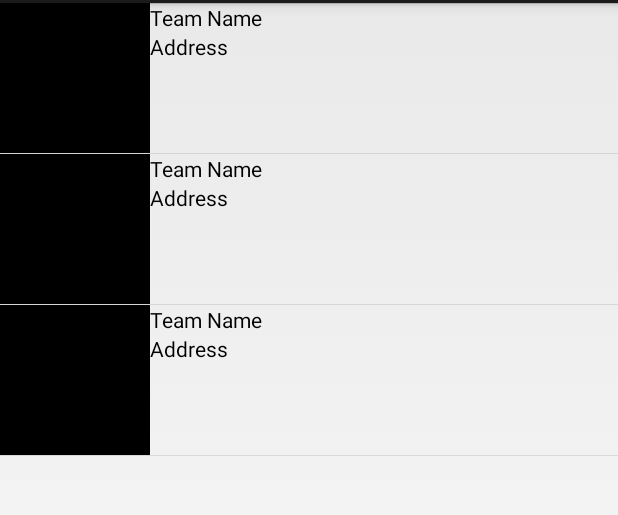
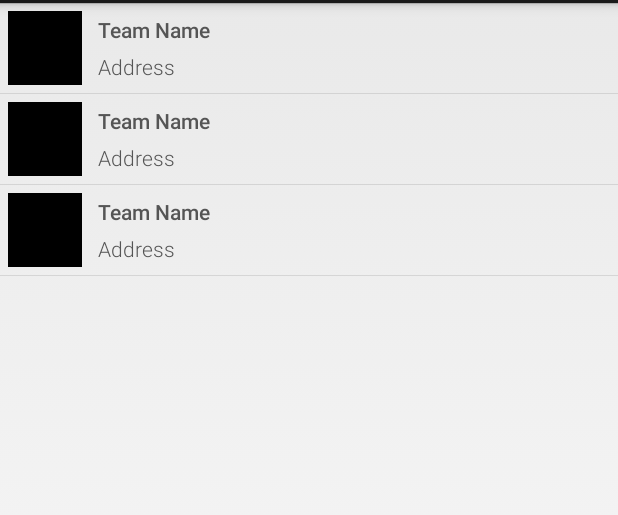
Before and after one commit to luisventura/codechallenge-teams, an Android app: the layout activity_team_list.xml on its own in the app's theme, with its tools: preview values and no code run, on a phone screen of 412 x 824 dp, the part 69-584 px from its top. Run offline under Robolectric (Android 15) with nearby library versions, the phone set to English and light mode, and no system bars.

Commit message:
added custom icon, updated build number

```diff
--- a/app/build.gradle
+++ b/app/build.gradle
@@ -6,8 +6,8 @@ android {
         applicationId "com.applaudo.teamlist.android"
         minSdkVersion 19
         targetSdkVersion 26
-        versionCode 0
-        versionName "0.1.00"
+        versionCode 9
+        versionName "0.1.009"
         testInstrumentationRunner "android.support.test.runner.AndroidJUnitRunner"
     }
     buildTypes {
--- a/app/src/main/AndroidManifest.xml
+++ b/app/src/main/AndroidManifest.xml
@@ -6,9 +6,9 @@
 
     <application
         android:allowBackup="true"
-        android:icon="@mipmap/ic_launcher"
+        android:icon="@drawable/ic_launcher_beta"
         android:label="@string/app_name"
-        android:roundIcon="@mipmap/ic_launcher_round"
+        android:roundIcon="@drawable/ic_launcher_beta_round"
         android:supportsRtl="true"
         android:theme="@style/AppTheme">
         <activity android:name=".activity.TeamListActivity">
--- a/app/src/main/res/layout/activity_team_list.xml
+++ b/app/src/main/res/layout/activity_team_list.xml
@@ -11,5 +11,5 @@
         android:id="@+id/teamlistview"
         android:layout_width="match_parent"
         android:layout_height="match_parent"
-        tools:listitem="@layout/item_team_list"/>
+        tools:listitem="@layout/item_team_list" />
 </LinearLayout>
--- a/app/src/main/res/layout/item_team_list.xml
+++ b/app/src/main/res/layout/item_team_list.xml
@@ -6,24 +6,47 @@
 
     <ImageView
         android:id="@+id/teamlogo"
-        android:layout_width="100dp"
-        android:layout_height="100dp"
+        android:layout_width="60dp"
+        android:layout_height="60dp"
+        android:padding="5dp"
         android:src="@android:drawable/screen_background_dark" />
+
+    <LinearLayout
+        android:id="@+id/textlayout"
+        android:layout_width="match_parent"
+        android:layout_height="match_parent"
+        android:layout_alignBottom="@+id/teamlogo"
+        android:layout_alignTop="@+id/teamlogo"
+        android:layout_toRightOf="@+id/teamlogo"
+        android:orientation="vertical"
+        android:padding="5dp"
+        android:weightSum="2">
 
         <TextView
             android:id="@+id/teamname"
             android:layout_width="match_parent"
             android:layout_height="wrap_content"
             android:layout_toRightOf="@+id/teamlogo"
+            android:layout_weight="1"
+            android:fontFamily="sans-serif-light"
+            android:gravity="center_vertical"
+            android:maxLines="1"
             android:text="Team Name"
-        android:textColor="@android:color/black" />
+            android:textColor="#555555"
+            android:textStyle="bold" />
 
         <TextView
             android:id="@+id/teamaddress"
             android:layout_width="match_parent"
-        android:layout_height="match_parent"
+            android:layout_height="wrap_content"
             android:layout_below="@+id/teamname"
             android:layout_toRightOf="@+id/teamlogo"
+            android:layout_weight="1"
+            android:fontFamily="sans-serif-light"
+            android:gravity="center_vertical"
+            android:maxLines="1"
             android:text="Address"
-        android:textColor="@android:color/black" />
+            android:textColor="#555555" />
+    </LinearLayout>
+
 </RelativeLayout>
--- a/app/src/main/res/mipmap-anydpi-v26/ic_launcher.xml
+++ b/app/src/main/res/mipmap-anydpi-v26/ic_launcher.xml
@@ -1,5 +1,4 @@
 <?xml version="1.0" encoding="utf-8"?>
 <adaptive-icon xmlns:android="http://schemas.android.com/apk/res/android">
-    <background android:drawable="@drawable/ic_launcher_background" />
-    <foreground android:drawable="@drawable/ic_launcher_foreground" />
+    <background android:drawable="@drawable/ic_launcher_beta" />
 </adaptive-icon>
--- a/app/src/main/res/values/strings.xml
+++ b/app/src/main/res/values/strings.xml
@@ -1,3 +1,3 @@
 <resources>
-    <string name="app_name">Applaudo's Homework</string>
+    <string name="app_name">Applaudo\'s Homework</string>
 </resources>
```
Also changed, not shown: app/src/main/res/drawable/ic_launcher_beta.png (added), app/src/main/res/drawable/ic_launcher_beta_round.png (added), app/src/main/res/drawable/logo_placeholder.png (added). Lines whose indentation alone changed are shown as unchanged.
